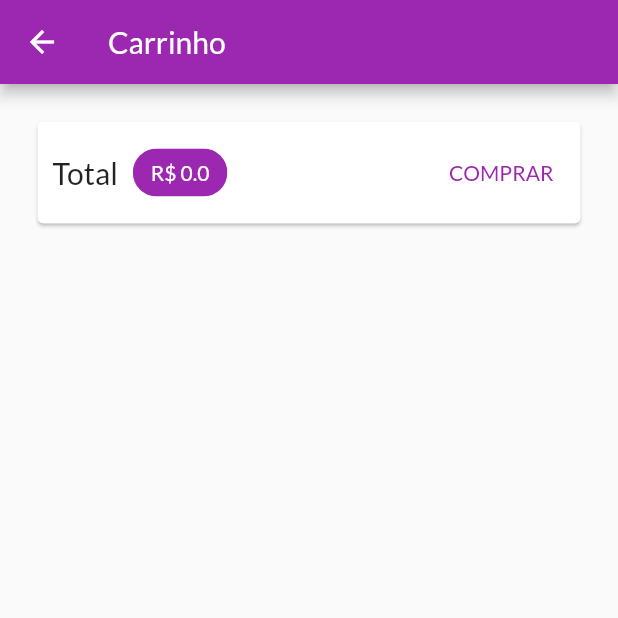
After one commit to VitorL02/MyShop, a Flutter app: the CartScreen screen opened by its route, on a phone screen of 412 x 824 dp, the top half of it. The commit adds this screen. Run offline on Flutter 3.47's test engine with Material 2 defaults, Android fonts, the phone set to English and light mode, and no system bars; network calls fail.

Commit message:
Criação da screen Carrinho,e criado o valor total da compra

```diff
--- a/lib/main.dart
+++ b/lib/main.dart
@@ -2,6 +2,7 @@ import 'package:flutter/material.dart';
 import 'package:shop/views/productDetailScreen.dart';
 import 'package:provider/provider.dart';
 
+import './views/cartScreen.dart';
 import './views/productsOverViewScreen.dart';
 import './routes/routes.dart';
 import './providers/products.dart';
@@ -32,6 +33,7 @@ class MyApp extends StatelessWidget {
         home: ProductsOverViewScreen(),
         routes: {
           AppRoutes.PRODUCTDETAIL: (ctx) => ProductDetailScreen(),
+          AppRoutes.CART: (ctx) => CartScreen(),
         },
       ),
     );
--- a/lib/providers/cart.dart
+++ b/lib/providers/cart.dart
@@ -27,6 +27,14 @@ class Cart with ChangeNotifier {
 //Getter pra receber a quantidade de itens sem ter que clonar toda vez  os itens com o {..._items}
   int get itemCount {
     return _items.length;
+  }
+
+  double get totalAmout {
+    double total = 0.0;
+    _items.forEach((key, cartItem) {
+      total += cartItem.price * cartItem.quantity;
+    });
+    return total;
   }
 
   void addItem(Product product) {
--- a/lib/routes/routes.dart
+++ b/lib/routes/routes.dart
@@ -1,4 +1,6 @@
 class AppRoutes {
   // ignore: non_constant_identifier_names
   static final PRODUCTDETAIL = '/product-detail';
+  // ignore: non_constant_identifier_names
+  static final CART = '/cart';
 }
--- /dev/null
+++ b/lib/views/cartScreen.dart
@@ -0,0 +1,46 @@
+import 'package:flutter/material.dart';
+import 'package:provider/provider.dart';
+import '../providers/cart.dart';
+
+class CartScreen extends StatelessWidget {
+  @override
+  Widget build(BuildContext context) {
+    final Cart cart = Provider.of(context);
+    return Scaffold(
+        appBar: AppBar(
+          title: Text('Carrinho'),
+        ),
+        body: Column(children: <Widget>[
+          Card(
+            margin: EdgeInsets.all(25),
+            child: Padding(
+              padding: EdgeInsets.all(10),
+              child: Row(
+                mainAxisAlignment: MainAxisAlignment.spaceBetween,
+                children: <Widget>[
+                  Text(
+                    'Total',
+                    style: TextStyle(fontSize: 20),
+                  ),
+                  SizedBox(
+                    width: 10,
+                  ),
+                  Chip(
+                    label: Text(
+                      'R\$ ${cart.totalAmout}',
+                      style: TextStyle(color: Colors.white),
+                    ),
+                    backgroundColor: Theme.of(context).primaryColor,
+                  ),
+                  Spacer(),
+                  TextButton(
+                    onPressed: () {},
+                    child: Text('COMPRAR'),
+                  )
+                ],
+              ),
+            ),
+          ),
+        ]));
+  }
+}
--- a/lib/views/productsOverViewScreen.dart
+++ b/lib/views/productsOverViewScreen.dart
@@ -3,6 +3,7 @@ import 'package:provider/provider.dart';
 import 'package:shop/providers/cart.dart';
 import '../widgets/productGrid.dart';
 import '../widgets/badge.dart';
+import '../routes/routes.dart';
 
 enum FilterOptions {
   Favorite,
@@ -51,7 +52,11 @@ class _ProductsOverViewScreenState extends State<ProductsOverViewScreen> {
               value: cart.itemCount.toString(),
               child: IconButton(
                 icon: Icon(Icons.shopping_cart),
-                onPressed: () {},
+                onPressed: () {
+                  Navigator.of(context).pushNamed(
+                    AppRoutes.CART,
+                  );
+                },
               ),
             ),
           ),
```
